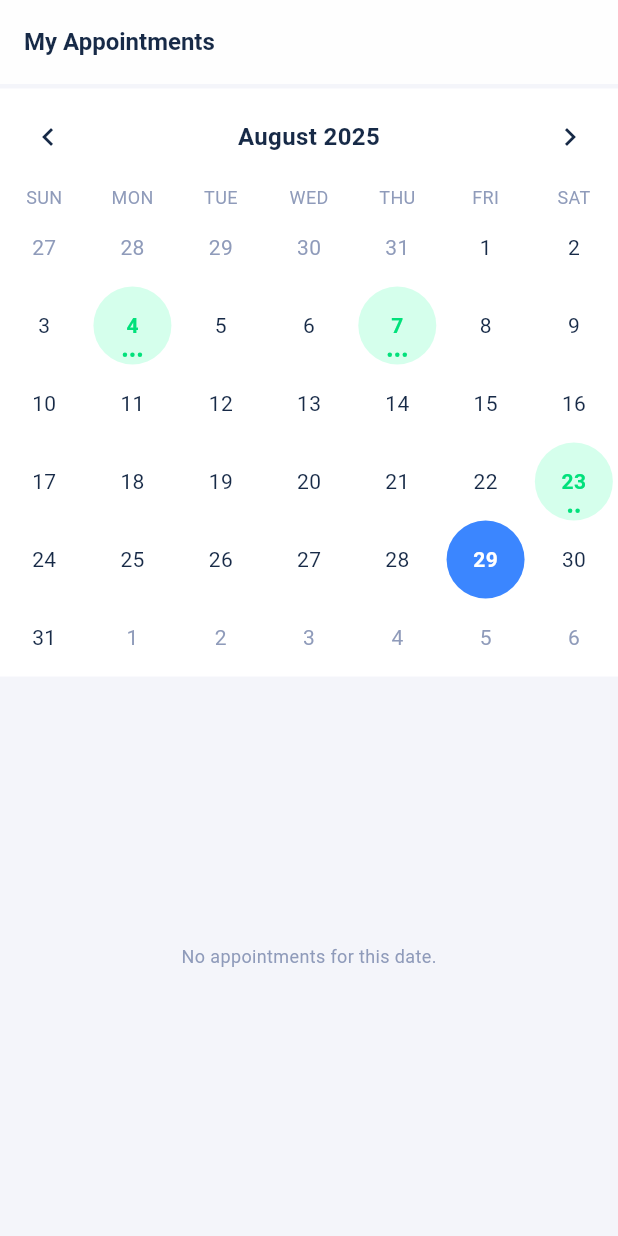
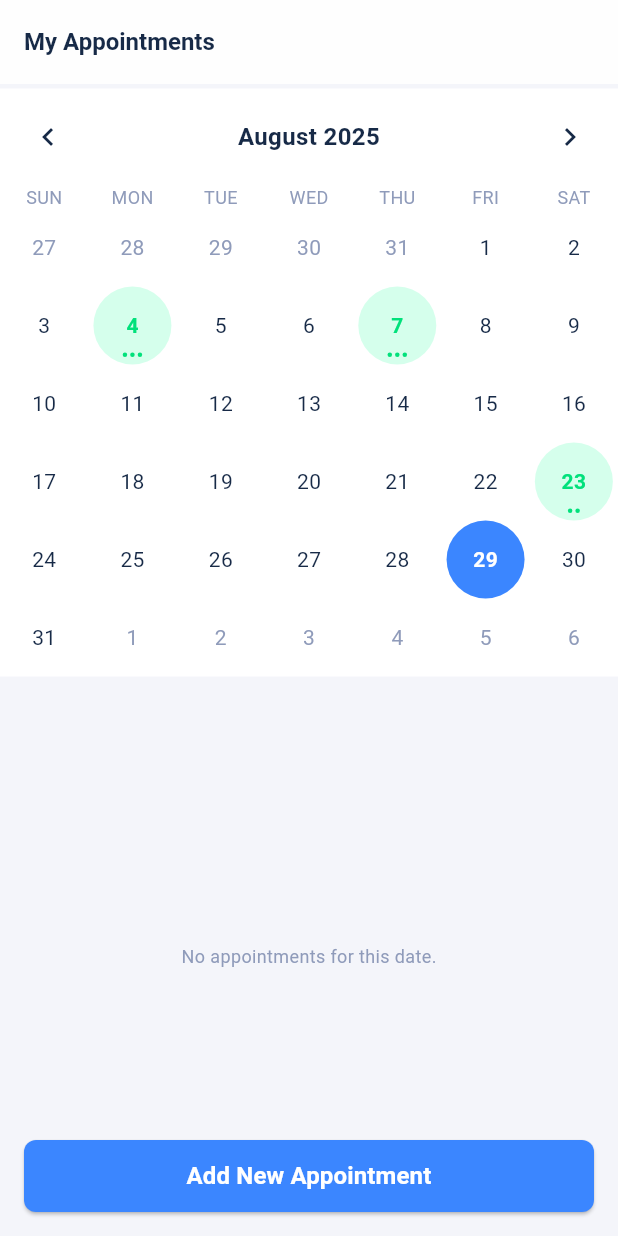
Before and after one commit to YahyaKreiyeh/dome-care, a Flutter app: the screen it shows after launch, on a phone screen of 412 x 824 dp. Run offline on Flutter 3.47's test engine with Material 3 defaults, Android fonts, the phone set to English and light mode, and no system bars; drawn by our look-alikes of table_calendar; our stand-ins replace clock, dio, flutter_bloc, flutter_secure_storage, freezed_annotation, get_it and 3 more; generated files the repository leaves out were written again.

Commit message:
my appointments add button

```diff
--- a/lib/core/widgets/buttons/primary_button.dart
+++ b/lib/core/widgets/buttons/primary_button.dart
@@ -80,7 +80,7 @@ class PrimaryButton extends StatelessWidget {
                 Flexible(
                   child: Text(
                     text!,
-                    style: textStyle ?? TextStyles.white50017,
+                    style: textStyle ?? TextStyles.white70016,
                     textAlign: TextAlign.center,
                     overflow: TextOverflow.ellipsis,
                   ),
--- a/lib/features/appointments/presentation/views/my_appointments_view.dart
+++ b/lib/features/appointments/presentation/views/my_appointments_view.dart
@@ -4,6 +4,7 @@ import 'package:dome_care/core/helpers/formatters.dart';
 import 'package:dome_care/core/helpers/spacing.dart';
 import 'package:dome_care/core/themes/app_colors.dart';
 import 'package:dome_care/core/themes/text_styles.dart';
+import 'package:dome_care/core/widgets/buttons/primary_button.dart';
 import 'package:dome_care/features/appointments/data/datasources/mock_appointment_data_source.dart';
 import 'package:dome_care/features/appointments/domain/entites/appointment_entity.dart';
 import 'package:flutter/material.dart';
@@ -38,7 +39,11 @@ class _MyAppointmentsViewState extends State<MyAppointmentsView> {
 
     return Scaffold(
       appBar: AppBar(title: const Text('My Appointments')),
-      body: Column(
+      body: SafeArea(
+        top: false,
+        child: Stack(
+          children: [
+            Column(
               crossAxisAlignment: CrossAxisAlignment.start,
               children: [
                 VerticalSpace(3),
@@ -60,6 +65,22 @@ class _MyAppointmentsViewState extends State<MyAppointmentsView> {
                 _AppointmentsList(list: list),
               ],
             ),
+            _NewAppointmentButton(),
+          ],
+        ),
+      ),
+    );
+  }
+}
+
+class _NewAppointmentButton extends StatelessWidget {
+  @override
+  Widget build(BuildContext context) {
+    return Positioned(
+      bottom: 16,
+      left: horizontalPadding,
+      right: horizontalPadding,
+      child: PrimaryButton(text: 'Add New Appointment', onPressed: () {}),
     );
   }
 }
--- a/lib/features/login/presentation/views/login_view.dart
+++ b/lib/features/login/presentation/views/login_view.dart
@@ -96,7 +96,6 @@ class _LoginButton extends StatelessWidget {
         VerticalSpace(108),
         PrimaryButton(
           text: 'Log In',
-          textStyle: TextStyles.white70016,
           loading: isLoading,
           onPressed: canSubmit
               ? () => context.read<LoginCubit>().login()
--- a/lib/onboarding_view.dart
+++ b/lib/onboarding_view.dart
@@ -215,7 +215,6 @@ class _GetStartedButton extends StatelessWidget {
         PrimaryButton(
           text: 'Get Started',
           onPressed: () => context.pushReplacementNamed(Routes.login),
-          textStyle: TextStyles.white50017,
         ),
         VerticalSpace(14),
       ],
```
Lines whose indentation alone changed are shown as unchanged.
